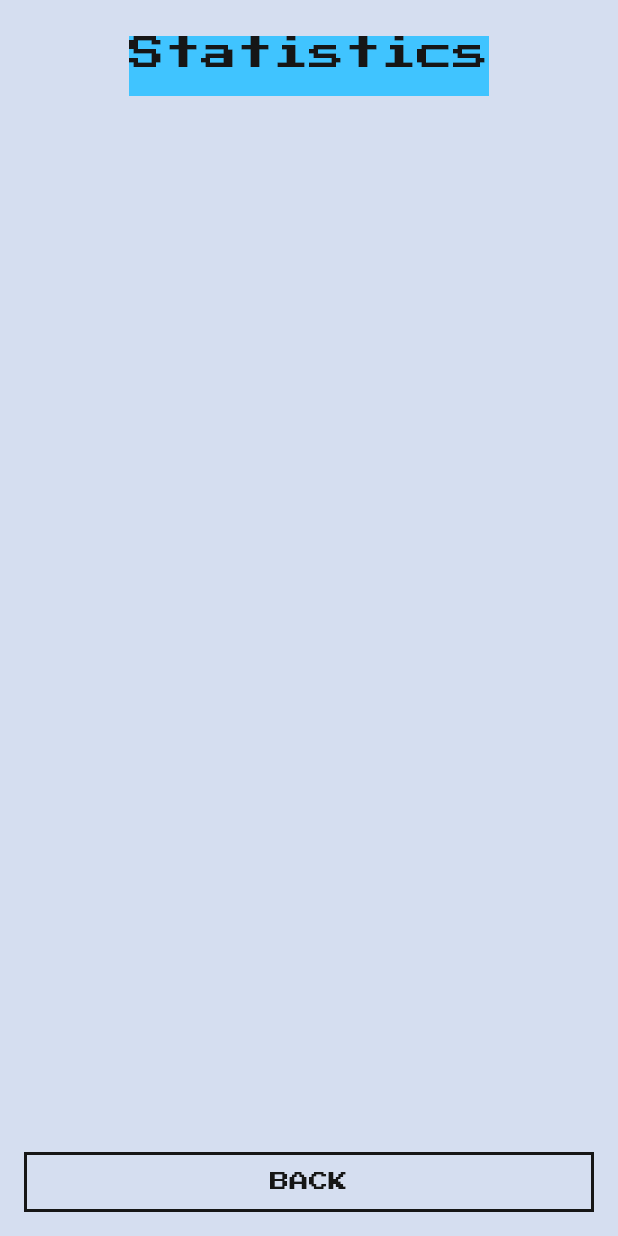
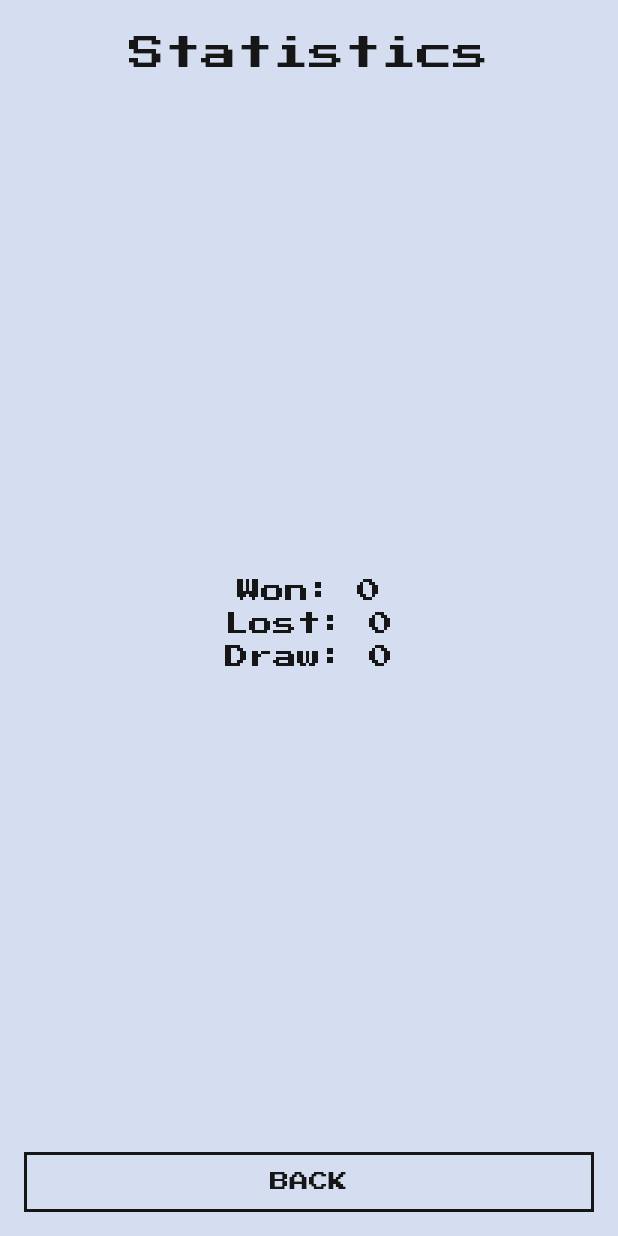
Before and after one commit to kira-on-git/flutter_fight_club, a Flutter app: the StatisticsPage screen opened directly, on a phone screen of 412 x 824 dp. Run offline on Flutter 3.47's test engine with Material 2 defaults, Android fonts, the phone set to English and light mode, and no system bars; our stand-ins replace google_fonts, shared_preferences; accounts and stored records are empty.

Commit message:
hometask_widgets_3 inclusive task#6

```diff
--- a/lib/pages/fight_page.dart
+++ b/lib/pages/fight_page.dart
@@ -112,7 +112,10 @@ class FightPageState extends State<FightPage> {
           SharedPreferences.getInstance().then((sharedPreferences) {
             sharedPreferences.setString(
                 "last_fight_result", fightResult.result);
-            //print(fightResult.result);
+            //task #6_1
+            final String key = "stats_${fightResult.result.toLowerCase()}";
+            final int currentValue = sharedPreferences.getInt(key) ?? 0;
+            sharedPreferences.setInt(key, currentValue + 1);
           });
         }
         centerText = _calculateCenterText(youLoseLife, enemyLoseLife);
--- a/lib/pages/statistics_page.dart
+++ b/lib/pages/statistics_page.dart
@@ -1,6 +1,8 @@
 import 'package:flutter/material.dart';
+import 'package:flutter_fight_club/fight_result.dart';
 import 'package:flutter_fight_club/resources/fight_club_colors.dart';
 import 'package:flutter_fight_club/widgets/secondary_action_button.dart';
+import 'package:shared_preferences/shared_preferences.dart';
 
 class StatisticsPage extends StatelessWidget {
   const StatisticsPage({Key? key}) : super(key: key);
@@ -11,24 +13,87 @@ class StatisticsPage extends StatelessWidget {
       backgroundColor: FightClubColors.background,
       body: SafeArea(
         child: Column(
+          //mainAxisAlignment: MainAxisAlignment.spaceBetween,
           children: [
             //Expanded(child: SizedBox()),
             Container(
-              color: Colors.lightBlueAccent,
+              //color: Colors.lightBlueAccent,
               //alignment: Alignment.center,
-              margin: const EdgeInsets.only(left: 16,top: 24.0,right: 16),
+              margin: const EdgeInsets.only(left: 16, top: 24.0, right: 16),
               height: 40,
               child: Text(
                 "Statistics",
                 textAlign: TextAlign.center,
                 style: TextStyle(
-                    fontSize: 24,
-                    fontWeight: FontWeight.w400,
-                    color: FightClubColors.darkGreyText,
-                 ),
+                  fontSize: 24,
+                  fontWeight: FontWeight.w400,
+                  color: FightClubColors.darkGreyText,
+                ),
               ),
             ),
-            Expanded(child: SizedBox()),
+            Expanded(child: SizedBox.shrink()),
+            //task_#6
+            FutureBuilder<SharedPreferences>(
+                future: SharedPreferences.getInstance(),
+                builder: (context, snapshot) {
+                  if (!snapshot.hasData || snapshot.data == null) {
+                    return const SizedBox();
+                  }
+                  final SharedPreferences sp = snapshot.data!;
+                  return Column(
+                    //mainAxisAlignment: MainAxisAlignment.center,
+                    mainAxisSize: MainAxisSize.min,
+                    children: [
+                      Text('Won: ${sp.getInt('stats_won') ?? 0}',
+                          style: TextStyle(fontSize: 16,
+                              color: FightClubColors.darkGreyText)),
+                      const SizedBox(height: 6),
+                      Text('Lost: ${sp.getInt('lost') ?? 0}',
+                          style: TextStyle(fontSize: 16,
+                              color: FightClubColors.darkGreyText)),
+                      const SizedBox(height: 6),
+
+                      Text('Draw: ${sp.getInt('stats_draw') ?? 0}',
+                          style: TextStyle(fontSize: 16,
+                              color: FightClubColors.darkGreyText)),
+                    ],
+                  );
+                }),
+            //task_#6
+            /*Column(
+              crossAxisAlignment: CrossAxisAlignment.end,
+              children: [
+                SizedBox(
+                  height: 40,
+                  child: Text(
+                    'Won: ',
+                    style: TextStyle(
+                        fontWeight: FontWeight.w400,
+                        fontSize: 16,
+                        color: FightClubColors.darkGreyText),
+                  ),
+                ),
+                const SizedBox(height: 6),
+                SizedBox(
+                  height: 40,
+                  child: Text('Lost: ',
+                    style: TextStyle(
+                        fontWeight: FontWeight.w400,
+                        fontSize: 16,
+                        color: FightClubColors.darkGreyText),),
+                ),
+                const SizedBox(height: 6),
+                SizedBox(
+                  height: 40,
+                  child: Text('Draw: ',
+                    style: TextStyle(
+                        fontWeight: FontWeight.w400,
+                        fontSize: 16,
+                        color: FightClubColors.darkGreyText),),
+                ),
+              ],
+            ),*/
+            Expanded(child: SizedBox.shrink()),
             Padding(
               padding: const EdgeInsets.only(bottom: 16),
               child: SecondaryActionButton(
```
